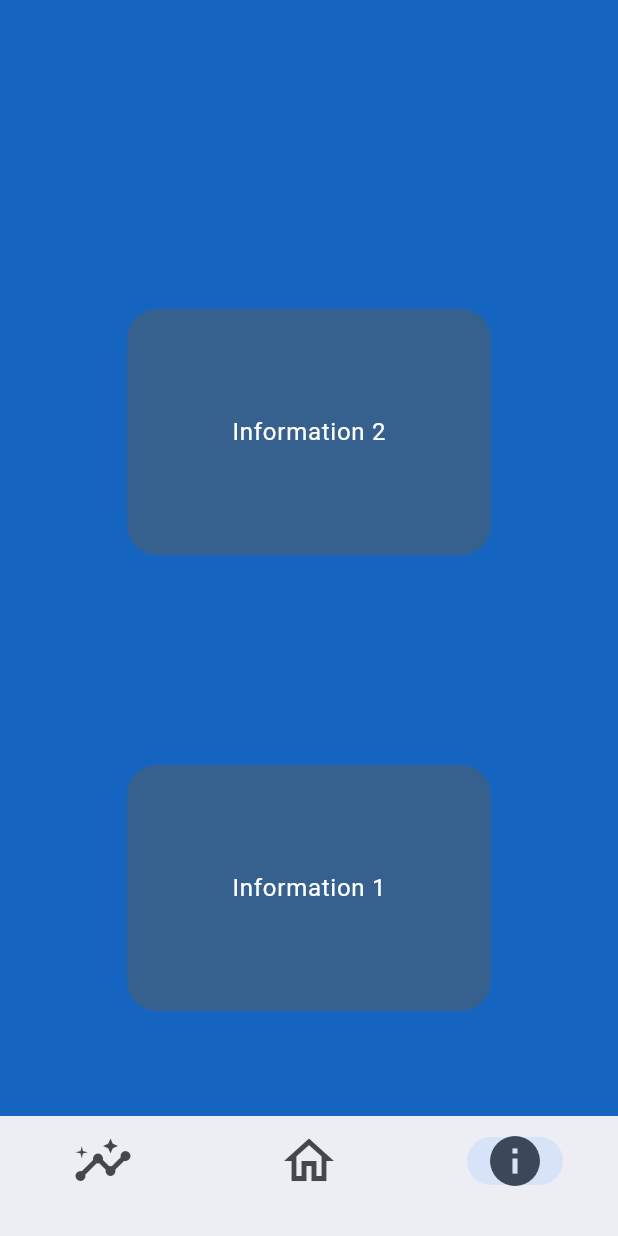
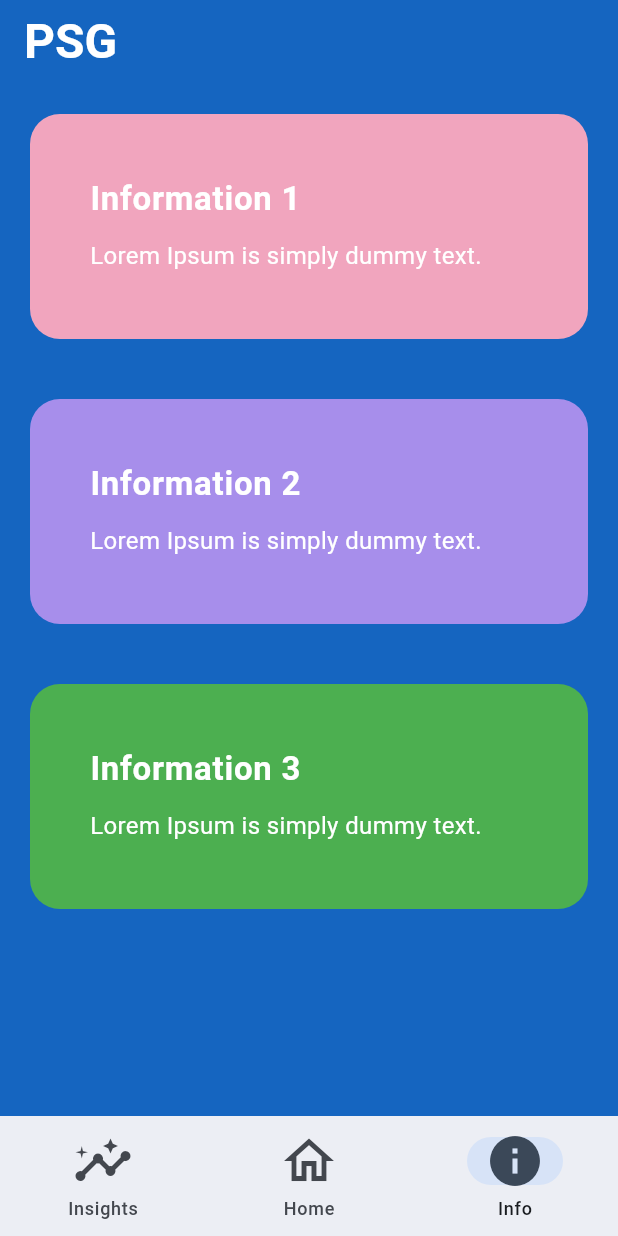
Before and after one commit to AdrienneChiu/AI-SleepAppTracker, a Flutter app: the screen it shows after launch, item 3 of the bottom bar chosen, on a phone screen of 412 x 824 dp. Run offline on Flutter 3.47's test engine with Material 3 defaults, Android fonts, the phone set to English and light mode, and no system bars.

Commit message:
fixed problem with home and insights nav bar

```diff
--- a/lib/main.dart
+++ b/lib/main.dart
@@ -34,114 +34,205 @@ class NavigationExample extends StatefulWidget {
 class _NavigationExampleState extends State<NavigationExample> {
   int currentPageIndex = 0; // Tracks the current page index for the nav bar
 
+  // Pages for navigation
+  final List<Widget> pages = [
+    const HomePage(),      // Home page now has the Insights content
+    const InsightsPage(),  // Insights page now has the Home content
+    const InfoPage(),
+  ];
+
   @override
   Widget build(BuildContext context) {
     final ThemeData theme = Theme.of(context);
     return Scaffold(
       appBar: AppBar(
-        title: const Text(''), // AppBar title
-        backgroundColor: theme.scaffoldBackgroundColor, // Use the same color as scaffold background
-      ),
-      body: <Widget>[
-
-        // Home page
-        const Center(
-          child: Text(
-            'Insights Here',
-            style: TextStyle(color: Colors.white, fontSize: 24),
+        title: const Text(
+          'PSG',
+          style: TextStyle(
+            color: Colors.white, // Title text color
+            fontSize: 32, // Bigger font size
+            fontWeight: FontWeight.bold, // Bold text
           ),
         ),
-
-        // Insights page
-        const Padding(
-          padding: EdgeInsets.all(8.0),
-          child: Column(
-            children: <Widget>[
-              Card(
-                child: ListTile(
-                  title: Text('Summary', style: TextStyle(color: Colors.blue)),
-                  subtitle: Text('Hours Slept', style: TextStyle(color: Colors.blue)),
-                ),
-              ),
-              Card(
-                child: ListTile(
-                  title: Text('Sleep Tracker', style: TextStyle(color: Colors.blue)),
-                ),
-              ),
-            ],
-          ),
-        ),
-
-        // Info page
-        ListView.builder(
-          reverse: true,
-          itemCount: 2,
-          itemBuilder: (BuildContext context, int index) {
-            if (index == 0) {
-              return Align(
-                alignment: Alignment.center,
-                child: Container(
-                  margin: const EdgeInsets.all(70.0),
-                  padding: const EdgeInsets.all(70.0),
-                  decoration: BoxDecoration(
-                    color: theme.colorScheme.primary,
-                    borderRadius: BorderRadius.circular(20.0),
-                  ),
-                  child: Text(
-                    'Information 1',
-                    style: theme.textTheme.bodyLarge!.copyWith(
-                      color: theme.colorScheme.onPrimary,
-                    ),
-                  ),
-                ),
-              );
-            }
-            return Align(
-              alignment: Alignment.center,
-              child: Container(
-                margin: const EdgeInsets.all(70.0),
-                padding: const EdgeInsets.all(70.0),
-                decoration: BoxDecoration(
-                  color: theme.colorScheme.primary,
-                  borderRadius: BorderRadius.circular(20.0),
-                ),
-                child: Text(
-                  'Information 2',
-                  style: theme.textTheme.bodyLarge!.copyWith(
-                    color: theme.colorScheme.onPrimary,
-                  ),
-                ),
-              ),
-            );
-          },
-        ),
-      ][currentPageIndex], // Display the page based on current index
+        backgroundColor: theme.scaffoldBackgroundColor, // Match app bar color to background
+      ),
+      body: pages[currentPageIndex], // Display the page based on the current index
       bottomNavigationBar: NavigationBar(
         onDestinationSelected: (int index) {
           setState(() {
-            currentPageIndex = index;
+            currentPageIndex = index; // Switch between pages
           });
         },
-        //indicatorColor: Colors.white,
         selectedIndex: currentPageIndex,
         destinations: <Widget>[
           NavigationDestination(
             selectedIcon: const Icon(Icons.insights, size: 40),
             icon: const Icon(Icons.insights_outlined, size: 40),
-            label: '',
+            label: 'Insights',  // Insights now appears as first tab
           ),
           NavigationDestination(
             selectedIcon: const Icon(Icons.home, size: 40),
             icon: const Icon(Icons.home_outlined, size: 40),
-            label: '',
+            label: 'Home',  // Home appears as second tab
           ),
           NavigationDestination(
             selectedIcon: const Icon(Icons.info, size: 40),
             icon: const Icon(Icons.info_outline, size: 40),
-            label: '',
+            label: 'Info',
           ),
         ],
       ),
     );
   }
 }
+
+class HomePage extends StatelessWidget {
+  const HomePage({super.key});
+
+  @override
+  Widget build(BuildContext context) {
+    return Center(
+      child: Text(
+        'Home Page Content',
+        style: TextStyle(
+          fontSize: 24,
+          color: Colors.white,
+        ),
+      ),
+    );
+  }
+}
+
+class InsightsPage extends StatelessWidget {
+  const InsightsPage({super.key});
+
+  @override
+  Widget build(BuildContext context) {
+    return ListView(
+      padding: const EdgeInsets.all(16.0),
+      children: [
+        // Summary Section
+        Container(
+          margin: const EdgeInsets.only(bottom: 20.0),
+          padding: const EdgeInsets.all(20.0),
+          decoration: BoxDecoration(
+            color: Colors.blue[100], // Light Blue Background for the summary
+            borderRadius: BorderRadius.circular(15.0),
+          ),
+          child: Column(
+            crossAxisAlignment: CrossAxisAlignment.start,
+            children: [
+              const Text(
+                'Summary',
+                style: TextStyle(
+                  fontSize: 24,
+                  fontWeight: FontWeight.bold,
+                  color: Color.fromARGB(255, 34, 90, 188)),
+                ),
+              const SizedBox(height: 8.0),
+              // const Text(
+              //   'This section provides a summary of your sleep analysis, highlighting key metrics such as sleep stages, duration, and quality.',
+              //   style: TextStyle(fontSize: 16),
+              // ),
+            ],
+          ),
+        ),
+
+        // Sleep Tracker Section
+        Container(
+          margin: const EdgeInsets.only(bottom: 20.0),
+          padding: const EdgeInsets.all(20.0),
+          decoration: BoxDecoration(
+            color: Colors.blue[100], // Light Blue Background for the sleep tracker
+            borderRadius: BorderRadius.circular(15.0),
+          ),
+          child: Column(
+            crossAxisAlignment: CrossAxisAlignment.start,
+            children: [
+              const Text(
+                ' Sleep \nTracker',
+                style: TextStyle(
+                  fontSize: 24,
+                  fontWeight: FontWeight.bold,
+                  color: Color.fromARGB(255, 34, 90, 188)),
+                ),
+              const SizedBox(height: 8.0),
+              // const Text(
+              //   'Track your sleep cycles, including deep sleep, light sleep, and REM sleep, and monitor any potential sleep disturbances.',
+              //   style: TextStyle(fontSize: 16),
+              // ),
+            ],
+          ),
+        ),
+
+        // Add more sections if needed
+      ],
+    );
+  }
+}
+
+class InfoPage extends StatelessWidget {
+  const InfoPage({super.key});
+
+  @override
+  Widget build(BuildContext context) {
+    final ThemeData theme = Theme.of(context);
+    return ListView.builder(
+      itemCount: 3, // Number of information boxes
+      itemBuilder: (BuildContext context, int index) {
+        // Different content for each box
+        String bodyText = '';
+        switch (index) {
+          case 0:
+            bodyText = 'Lorem Ipsum is simply dummy text.';
+            break;
+          case 1:
+            bodyText = 'Lorem Ipsum is simply dummy text.';
+            break;
+          case 2:
+            bodyText = 'Lorem Ipsum is simply dummy text.';
+            break;
+        }
+
+        return Align(
+          alignment: Alignment.center,
+          child: Container(
+            margin: const EdgeInsets.all(20.0), // Reduced margin
+            padding: const EdgeInsets.all(40.0), // Increased padding to make boxes bigger
+            height: 150.0, // Increased height to fit more content
+            width: double.infinity, // Makes the boxes take full width of the screen
+            decoration: BoxDecoration(
+              color: index == 0
+                  ? const Color.fromARGB(255, 241, 165, 190) // Swapped: Information 1 (pink)
+                  : index == 1
+                      ? const Color.fromARGB(255, 167, 142, 235) // Information 2 (purple)
+                      : Colors.green, // Swapped: Information 3 (green)
+              borderRadius: BorderRadius.circular(20.0),
+            ),
+            child: Column(
+              crossAxisAlignment: CrossAxisAlignment.start,
+              children: [
+                Text(
+                  'Information ${index + 1}',
+                  style: theme.textTheme.bodyLarge!.copyWith(
+                    color: theme.colorScheme.onPrimary,
+                    fontSize: 22, // Adjust font size for the title
+                    fontWeight: FontWeight.bold,
+                  ),
+                ),
+                const SizedBox(height: 10), // Space between title and body
+                Text(
+                  bodyText,
+                  style: theme.textTheme.bodyMedium!.copyWith(
+                    color: theme.colorScheme.onPrimary,
+                    fontSize: 16, // Adjust font size for content
+                  ),
+                ),
+              ],
+            ),
+          ),
+        );
+      },
+    );
+  }
+}
```
